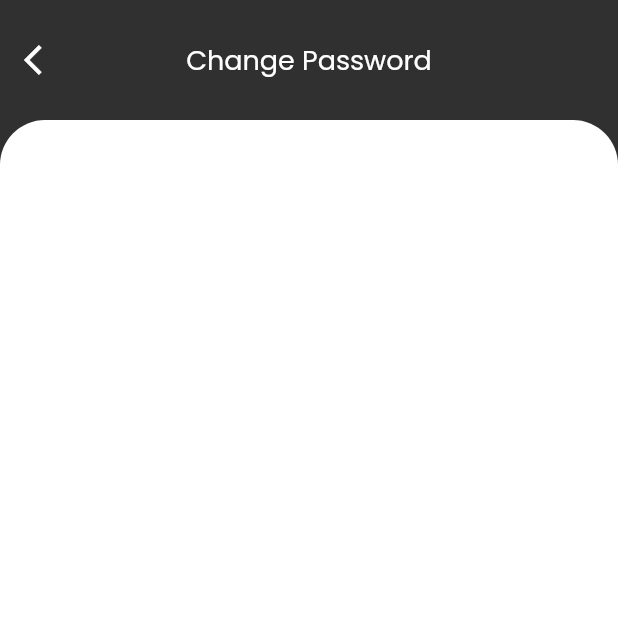
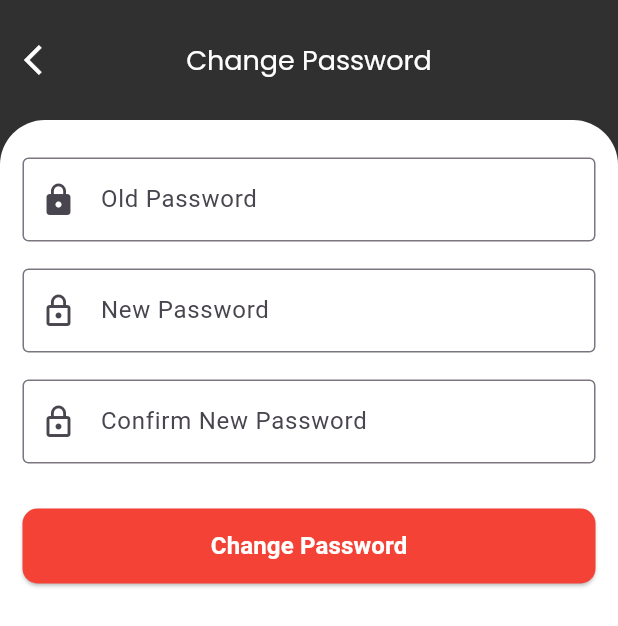
Before and after one commit to Nishia25/face_detection_frontend, a Flutter app: the ChangePassword screen opened directly, on a phone screen of 412 x 824 dp. Shown: the top 626 px of the screen. Run offline on Flutter 3.47's test engine with Material 3 defaults, Android fonts, the phone set to English and light mode, and no system bars; our stand-ins replace cloud_firestore, firebase_auth, firebase_core, firebase_messaging, firebase_storage, get and 6 more; accounts and stored records are empty.

Commit message:
change pswd

```diff
--- a/lib/src/accounts/accounts_pages/change_password.dart
+++ b/lib/src/accounts/accounts_pages/change_password.dart
@@ -1,15 +1,19 @@
 import 'package:flutter/material.dart';
+import 'package:get/get.dart';
 import 'package:vision_intelligence/common/widgets/appbar.dart';
+import '../controller/change_password_controller.dart';
 
 class ChangePassword extends StatelessWidget {
   const ChangePassword({super.key});
 
   @override
   Widget build(BuildContext context) {
+    final ChangePasswordController controller = Get.put(ChangePasswordController());
+
     return Scaffold(
       appBar: Appbar(
-          title: "Change Password",
-          showBackButton: true,
+        title: "Change Password",
+        showBackButton: true,
       ),
       body: Container(
         decoration: BoxDecoration(
@@ -27,12 +31,73 @@ class ChangePassword extends StatelessWidget {
             color: Color.fromRGBO(255, 255, 255, 1),
           ),
           child: Padding(
-              padding: const EdgeInsets.symmetric(horizontal: 15, vertical: 15),
-              child: Column(
-              children: [
-
-            ],
-          ),
+            padding: const EdgeInsets.symmetric(horizontal: 15, vertical: 15),
+            child: Obx(() => controller.isLoading.value
+                ? const Center(child: CircularProgressIndicator())
+                : Column(
+                    children: [
+                      TextField(
+                        controller: controller.oldPasswordController,
+                        focusNode: controller.oldPasswordFocusNode,
+                        obscureText: true,
+                        decoration: InputDecoration(
+                          labelText: 'Old Password',
+                          border: const OutlineInputBorder(),
+                          prefixIcon: const Icon(Icons.lock),
+                          errorText: controller.oldPasswordError.value.isEmpty ? null : controller.oldPasswordError.value,
+                        ),
+                        onChanged: (value) => controller.validateOldPassword(value),
+                      ),
+                      const SizedBox(height: 18),
+                      TextField(
+                        controller: controller.newPasswordController,
+                        focusNode: controller.newPasswordFocusNode,
+                        obscureText: true,
+                        decoration: InputDecoration(
+                          labelText: 'New Password',
+                          border: const OutlineInputBorder(),
+                          prefixIcon: const Icon(Icons.lock_outline),
+                          errorText: controller.newPasswordError.value.isEmpty ? null : controller.newPasswordError.value,
+                        ),
+                        onChanged: (value) => controller.validateNewPassword(value),
+                      ),
+                      const SizedBox(height: 18),
+                      TextField(
+                        controller: controller.confirmPasswordController,
+                        focusNode: controller.confirmPasswordFocusNode,
+                        obscureText: true,
+                        decoration: InputDecoration(
+                          labelText: 'Confirm New Password',
+                          border: const OutlineInputBorder(),
+                          prefixIcon: const Icon(Icons.lock_outline),
+                          errorText: controller.confirmPasswordError.value.isEmpty ? null : controller.confirmPasswordError.value,
+                        ),
+                        onChanged: (value) => controller.validateConfirmPassword(value),
+                      ),
+                      const SizedBox(height: 30),
+                      SizedBox(
+                        width: double.infinity,
+                        height: 50,
+                        child: ElevatedButton(
+                          onPressed: controller.changePassword,
+                          style: ElevatedButton.styleFrom(
+                            backgroundColor: Colors.red,
+                            shape: RoundedRectangleBorder(
+                              borderRadius: BorderRadius.circular(10),
+                            ),
+                          ),
+                          child: const Text(
+                            'Change Password',
+                            style: TextStyle(
+                              color: Colors.white,
+                              fontSize: 16,
+                              fontWeight: FontWeight.bold,
+                            ),
+                          ),
+                        ),
+                      ),
+                    ],
+                  )),
           ),
         ),
       ),
--- /dev/null
+++ b/lib/src/accounts/controller/change_password_controller.dart
@@ -0,0 +1,134 @@
+import 'package:flutter/material.dart';
+import 'package:get/get.dart';
+import 'package:firebase_auth/firebase_auth.dart';
+
+class ChangePasswordController extends GetxController {
+  final TextEditingController oldPasswordController = TextEditingController();
+  final TextEditingController newPasswordController = TextEditingController();
+  final TextEditingController confirmPasswordController = TextEditingController();
+
+  final FocusNode oldPasswordFocusNode = FocusNode();
+  final FocusNode newPasswordFocusNode = FocusNode();
+  final FocusNode confirmPasswordFocusNode = FocusNode();
+
+  final RxBool isLoading = false.obs;
+  final RxString oldPasswordError = ''.obs;
+  final RxString newPasswordError = ''.obs;
+  final RxString confirmPasswordError = ''.obs;
+
+  @override
+  void onClose() {
+    oldPasswordController.dispose();
+    newPasswordController.dispose();
+    confirmPasswordController.dispose();
+    oldPasswordFocusNode.dispose();
+    newPasswordFocusNode.dispose();
+    confirmPasswordFocusNode.dispose();
+    super.onClose();
+  }
+
+  bool validateOldPassword(String value) {
+    if (value.isEmpty) {
+      oldPasswordError.value = 'Old password is required';
+      return false;
+    }
+    oldPasswordError.value = '';
+    return true;
+  }
+
+  bool validateNewPassword(String value) {
+    if (value.isEmpty) {
+      newPasswordError.value = 'New password is required';
+      return false;
+    }
+    if (value.length < 6) {
+      newPasswordError.value = 'Password must be at least 6 characters';
+      return false;
+    }
+    newPasswordError.value = '';
+    return true;
+  }
+
+  bool validateConfirmPassword(String value) {
+    if (value.isEmpty) {
+      confirmPasswordError.value = 'Please confirm your password';
+      return false;
+    }
+    if (value != newPasswordController.text) {
+      confirmPasswordError.value = 'Passwords do not match';
+      return false;
+    }
+    confirmPasswordError.value = '';
+    return true;
+  }
+
+  bool validateAllFields() {
+    bool isValid = true;
+    isValid &= validateOldPassword(oldPasswordController.text);
+    isValid &= validateNewPassword(newPasswordController.text);
+    isValid &= validateConfirmPassword(confirmPasswordController.text);
+    return isValid;
+  }
+
+  Future<void> changePassword() async {
+    if (!validateAllFields()) {
+      return;
+    }
+
+    try {
+      isLoading.value = true;
+      final user = FirebaseAuth.instance.currentUser;
+
+      if (user != null) {
+        // First reauthenticate user with old password
+        AuthCredential credential = EmailAuthProvider.credential(
+          email: user.email!,
+          password: oldPasswordController.text,
+        );
+
+        await user.reauthenticateWithCredential(credential);
+
+        // Then update password
+        await user.updatePassword(newPasswordController.text);
+
+        // Clear fields
+        oldPasswordController.clear();
+        newPasswordController.clear();
+        confirmPasswordController.clear();
+
+        Get.snackbar(
+          'Success',
+          'Password updated successfully',
+          colorText: Colors.white,
+          backgroundColor: Colors.green,
+          snackPosition: SnackPosition.BOTTOM,
+        );
+      }
+    } on FirebaseAuthException catch (e) {
+      String message = 'Failed to update password';
+      if (e.code == 'wrong-password') {
+        message = 'Old password is incorrect';
+      } else if (e.code == 'weak-password') {
+        message = 'New password is too weak';
+      }
+      Get.snackbar(
+        'Error',
+        message,
+        colorText: Colors.white,
+        backgroundColor: Colors.red,
+        snackPosition: SnackPosition.BOTTOM,
+      );
+    } catch (e) {
+      print('Error changing password: $e');
+      Get.snackbar(
+        'Error',
+        'Failed to update password',
+        colorText: Colors.white,
+        backgroundColor: Colors.red,
+        snackPosition: SnackPosition.BOTTOM,
+      );
+    } finally {
+      isLoading.value = false;
+    }
+  }
+}
```
